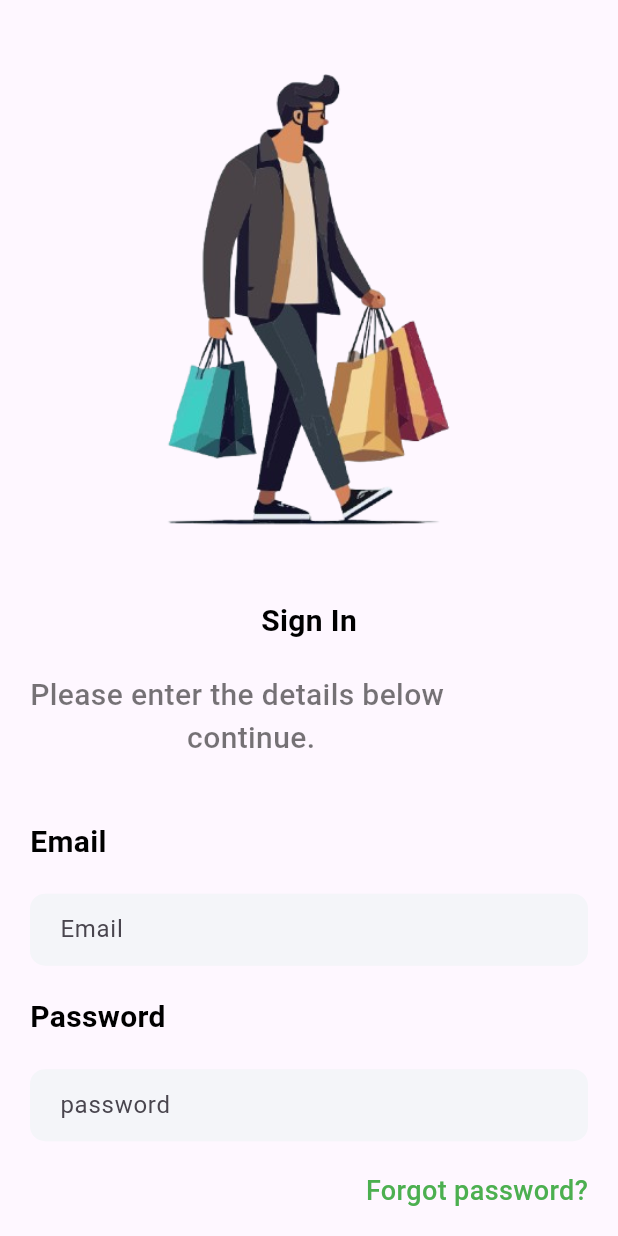
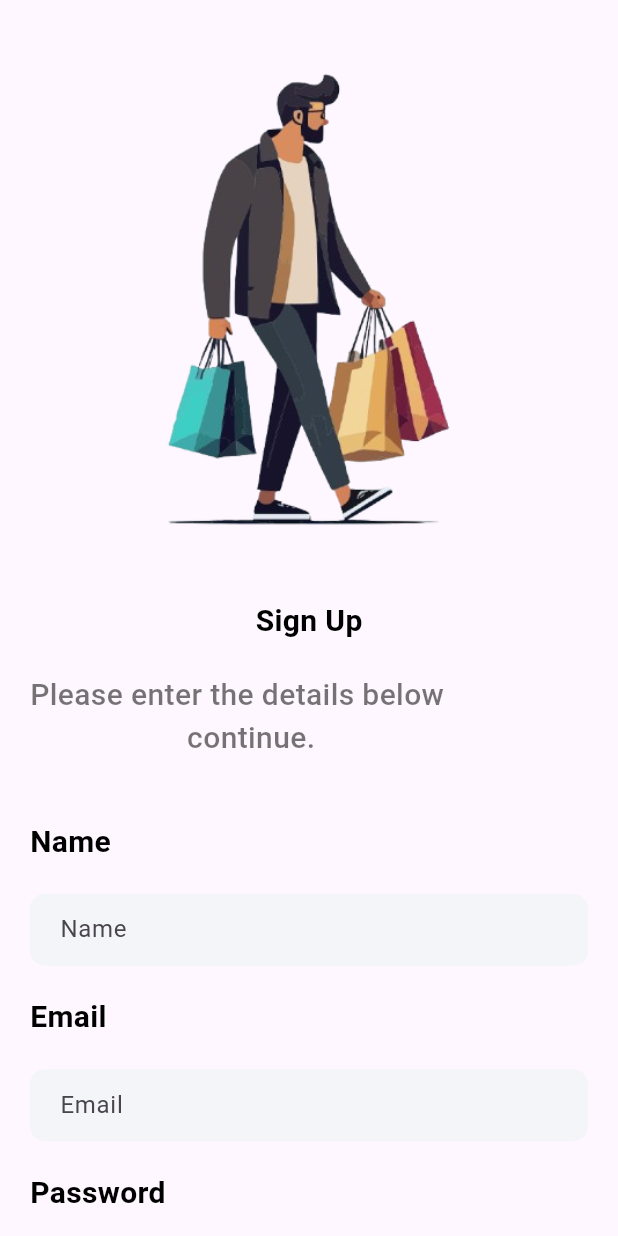
Before and after one commit to vickywagz/shopping-app, a Flutter app: the screen it shows after launch, on a phone screen of 412 x 824 dp. Run offline on Flutter 3.47's test engine with Material 3 defaults, Android fonts, the phone set to English and light mode, and no system bars; our stand-ins replace curved_navigation_bar, firebase_core; accounts and stored records are empty.

Commit message:
started working on the backend

```diff
--- a/lib/main.dart
+++ b/lib/main.dart
@@ -1,8 +1,11 @@
+import 'package:firebase_core/firebase_core.dart';
 import 'package:flutter/material.dart';
 import 'package:shopping_app/pages/login.dart';
-import 'package:shopping_app/pages/productdetail.dart';
+import 'package:shopping_app/pages/signup.dart';
 
-void main() {
+void main() async {
+  WidgetsFlutterBinding.ensureInitialized();
+  await Firebase.initializeApp();
   runApp(const MyApp());
 }
 
@@ -17,7 +20,7 @@ class MyApp extends StatelessWidget {
       theme: ThemeData(
         colorScheme: ColorScheme.fromSeed(seedColor: Colors.deepPurple),
       ),
-      home: Login(),
+      home: SignUp(),
     );
   }
 }
--- /dev/null
+++ b/lib/pages/signup.dart
@@ -0,0 +1,169 @@
+import 'package:flutter/material.dart';
+import 'package:shopping_app/pages/login.dart';
+import 'package:shopping_app/widget/support_widget.dart';
+
+class SignUp extends StatefulWidget {
+  const SignUp({super.key});
+
+  @override
+  State<SignUp> createState() => _SignUpState();
+}
+
+class _SignUpState extends State<SignUp> {
+  String? name, email, password;
+  TextEditingController namecontroller = new TextEditingController();
+  TextEditingController mailcontroller = new TextEditingController();
+  TextEditingController passwordcontroller = new TextEditingController();
+
+  final _formKey = GlobalKey<FormState>();
+
+  @override
+  Widget build(BuildContext context) {
+    return Scaffold(
+      body: SafeArea(
+        child: SingleChildScrollView(
+          child: Container(
+            margin: EdgeInsets.only(left: 20.0, right: 20.0, bottom: 40),
+            child: Form(
+              key: _formKey,
+              child: Column(
+                crossAxisAlignment: CrossAxisAlignment.start,
+                children: [
+                  Image.asset("images/shopping-man.png"),
+                  Center(
+                    child: Text(
+                      "Sign Up",
+                      style: AppWidget.semiboldTextFieldStyle(),
+                    ),
+                  ),
+                  SizedBox(height: 20.0),
+                  Text(
+                    "Please enter the details below \n                    continue.",
+                    style: AppWidget.lightTextFieldStyle(),
+                  ),
+                  SizedBox(height: 40.0),
+                  Text("Name", style: AppWidget.semiboldTextFieldStyle()),
+                  SizedBox(height: 20.0),
+                  Container(
+                    padding: EdgeInsets.only(left: 20.0),
+                    decoration: BoxDecoration(
+                      color: Color(0xFFf4F5F9),
+                      borderRadius: BorderRadius.circular(10),
+                    ),
+                    child: TextFormField(
+                      validator: (value) {
+                        if (value == null || value.isEmpty) {
+                          return 'Please Enter your Name';
+                        }
+                        return null;
+                      },
+                      controller: namecontroller,
+                      decoration: InputDecoration(
+                        border: InputBorder.none,
+                        hintText: "Name",
+                      ),
+                    ),
+                  ),
+                  SizedBox(height: 20.0),
+                  Text("Email", style: AppWidget.semiboldTextFieldStyle()),
+                  SizedBox(height: 20.0),
+                  Container(
+                    padding: EdgeInsets.only(left: 20.0),
+                    decoration: BoxDecoration(
+                      color: Color(0xFFf4F5F9),
+                      borderRadius: BorderRadius.circular(10),
+                    ),
+                    child: TextFormField(
+                       validator: (value) {
+                        if (value == null || value.isEmpty) {
+                          return 'Please Enter your Email';
+                        }
+                        return null;
+                      },
+                      controller: mailcontroller,
+                      decoration: InputDecoration(
+                        border: InputBorder.none,
+                        hintText: "Email",
+                      ),
+                    ),
+                  ),
+                  SizedBox(height: 20.0),
+                  Text("Password", style: AppWidget.semiboldTextFieldStyle()),
+                  SizedBox(height: 20.0),
+                  Container(
+                    padding: EdgeInsets.only(left: 20.0),
+                    decoration: BoxDecoration(
+                      color: Color(0xFFf4F5F9),
+                      borderRadius: BorderRadius.circular(10),
+                    ),
+                    child: TextFormField(
+                       validator: (value) {
+                        if (value == null || value.isEmpty) {
+                          return 'Please Enter your Password';
+                        }
+                        return null;
+                      },
+                      controller: passwordcontroller,
+                      decoration: InputDecoration(
+                        border: InputBorder.none,
+                        hintText: "password",
+                      ),
+                    ),
+                  ),
+
+                  SizedBox(height: 30.0),
+                  Center(
+                    child: Container(
+                      width: MediaQuery.of(context).size.width / 2,
+                      padding: EdgeInsets.all(18),
+                      decoration: BoxDecoration(
+                        color: Colors.green,
+                        borderRadius: BorderRadius.circular(10),
+                      ),
+                      child: Center(
+                        child: Text(
+                          "SIGN UP",
+                          style: TextStyle(
+                            color: Colors.white,
+                            fontSize: 18.0,
+                            fontWeight: FontWeight.bold,
+                          ),
+                        ),
+                      ),
+                    ),
+                  ),
+                  SizedBox(height: 20.0),
+                  Row(
+                    mainAxisAlignment: MainAxisAlignment.center,
+                    children: [
+                      Text(
+                        "Already have an account?",
+                        style: AppWidget.lightTextFieldStyle(),
+                      ),
+                      GestureDetector(
+                        onTap: () {
+                          Navigator.push(
+                            context,
+                            MaterialPageRoute(builder: (context) => Login()),
+                          );
+                        },
+                        child: Text(
+                          "Sign In",
+                          style: TextStyle(
+                            color: Colors.green,
+                            fontSize: 18.0,
+                            fontWeight: FontWeight.w500,
+                          ),
+                        ),
+                      ),
+                    ],
+                  ),
+                ],
+              ),
+            ),
+          ),
+        ),
+      ),
+    );
+  }
+}
--- a/pubspec.yaml
+++ b/pubspec.yaml
@@ -35,6 +35,9 @@ dependencies:
   # Use with the CupertinoIcons class for iOS style icons.
   cupertino_icons: ^1.0.8
   curved_navigation_bar: ^1.0.6
+  firebase_core: ^4.2.1
+  cloud_firestore: ^6.1.0
+  firebase_auth: ^6.1.2
 
 dev_dependencies:
   flutter_test:
```
Also changed, not shown: lib/pages/login.dart (+53 -2 lines), firebase.json (added), lib/firebase_options.dart (added), pubspec.lock, 6 other files.
